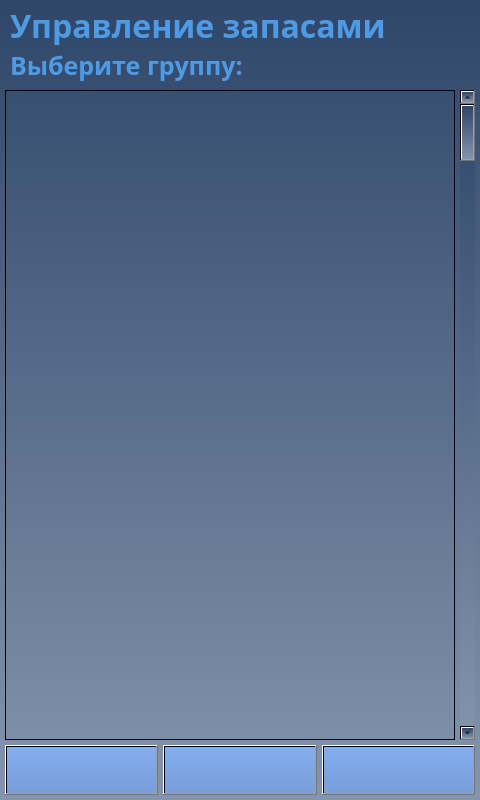
First picture: the form in client/GUI/ui/screen_19_management_group.ui, repository komrade2801/AutoSklad, before the edit.
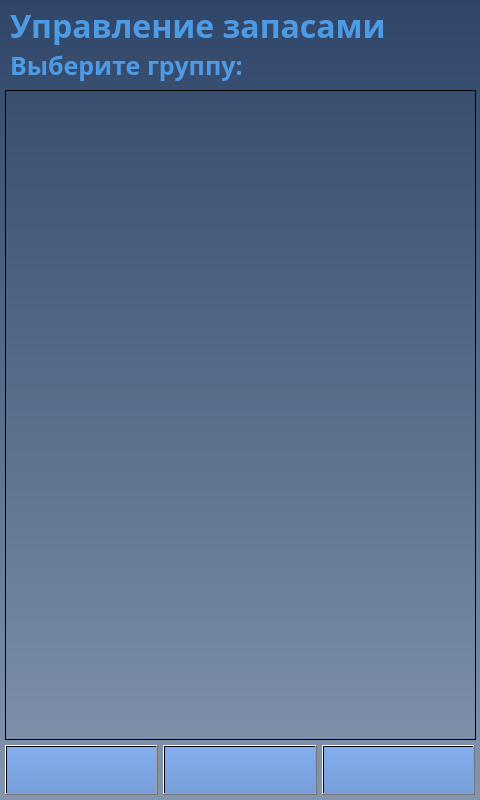
Second picture: the form after the edit. Icons and pictures are not drawn.

What changed in the file:
```diff
--- a/client/GUI/ui/screen_19_management_group.ui
+++ b/client/GUI/ui/screen_19_management_group.ui
@@ -24,7 +24,7 @@
     <rect>
      <x>5</x>
      <y>90</y>
-     <width>450</width>
+     <width>471</width>
      <height>650</height>
     </rect>
    </property>
@@ -35,19 +35,6 @@
     <string notr="true">background-color: qlineargradient(spread:pad, x1:0, y1:0, x2:1, y2:0, stop:0 rgba(0, 0, 0, 0), stop:1 rgba(255, 255, 255, 0));</string>
    </property>
   </widget>
-  <widget class="QScrollBar" name="ScrollBar">
-   <property name="geometry">
-    <rect>
-     <x>460</x>
-     <y>90</y>
-     <width>15</width>
-     <height>650</height>
-    </rect>
-   </property>
-   <property name="orientation">
-    <enum>Qt::Vertical</enum>
-   </property>
-  </widget>
   <widget class="QLabel" name="lbl_info_2">
    <property name="enabled">
     <bool>true</bool>
```
Left out of the diff: 16 changed lines with no effect on the pictures.
